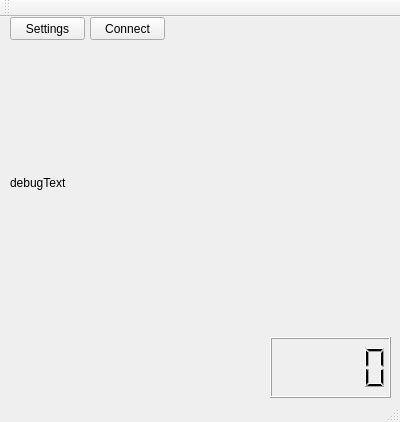
The window that mainwindow.ui (Ultrawipf/DmmReader) describes before a commit, drawn with Qt 5.
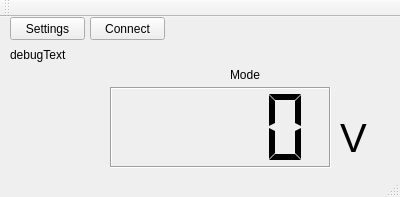
The same window after the commit.

```diff
--- a/mainwindow.ui
+++ b/mainwindow.ui
@@ -7,7 +7,7 @@
     <x>0</x>
     <y>0</y>
     <width>400</width>
-    <height>422</height>
+    <height>197</height>
    </rect>
   </property>
   <property name="windowTitle">
@@ -43,26 +43,72 @@
    <widget class="QLCDNumber" name="lcdNumber">
     <property name="geometry">
      <rect>
-      <x>270</x>
-      <y>320</y>
-      <width>121</width>
-      <height>61</height>
+      <x>110</x>
+      <y>70</y>
+      <width>221</width>
+      <height>81</height>
      </rect>
     </property>
+    <property name="frameShadow">
+     <enum>QFrame::Sunken</enum>
+    </property>
+    <property name="smallDecimalPoint">
+     <bool>true</bool>
+    </property>
+    <property name="digitCount">
+     <number>4</number>
+    </property>
+    <property name="segmentStyle">
+     <enum>QLCDNumber::Flat</enum>
+    </property>
    </widget>
    <widget class="QLabel" name="debugText">
     <property name="geometry">
      <rect>
       <x>10</x>
       <y>30</y>
-      <width>251</width>
-      <height>271</height>
+      <width>201</width>
+      <height>16</height>
      </rect>
     </property>
     <property name="text">
      <string>debugText</string>
     </property>
    </widget>
+   <widget class="QLabel" name="modeLabel">
+    <property name="geometry">
+     <rect>
+      <x>230</x>
+      <y>50</y>
+      <width>121</width>
+      <height>16</height>
+     </rect>
+    </property>
+    <property name="text">
+     <string>Mode</string>
+    </property>
+   </widget>
+   <widget class="QLabel" name="unitLabel">
+    <property name="geometry">
+     <rect>
+      <x>340</x>
+      <y>100</y>
+      <width>61</width>
+      <height>41</height>
+     </rect>
+    </property>
+    <property name="font">
+     <font>
+      <pointsize>30</pointsize>
+     </font>
+    </property>
+    <property name="text">
+     <string>V</string>
+    </property>
+    <property name="scaledContents">
+     <bool>false</bool>
+    </property>
+   </widget>
   </widget>
   <widget class="QToolBar" name="mainToolBar">
    <attribute name="toolBarArea">
```
